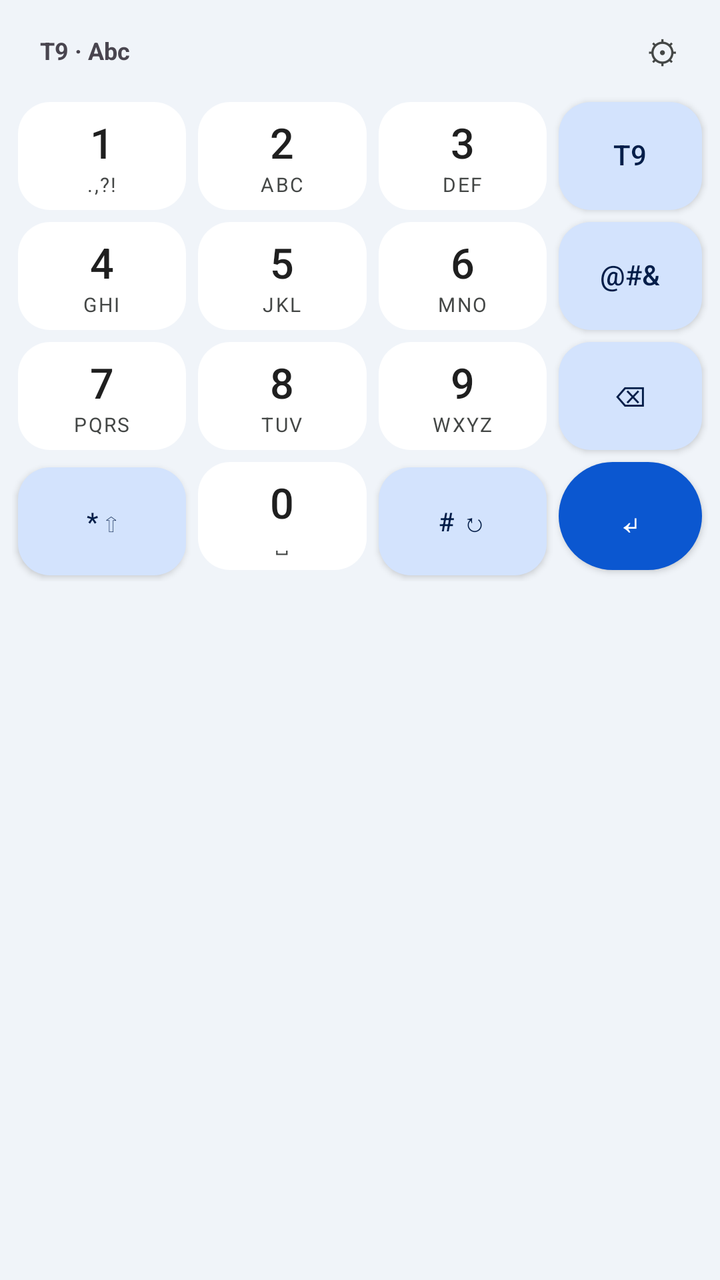
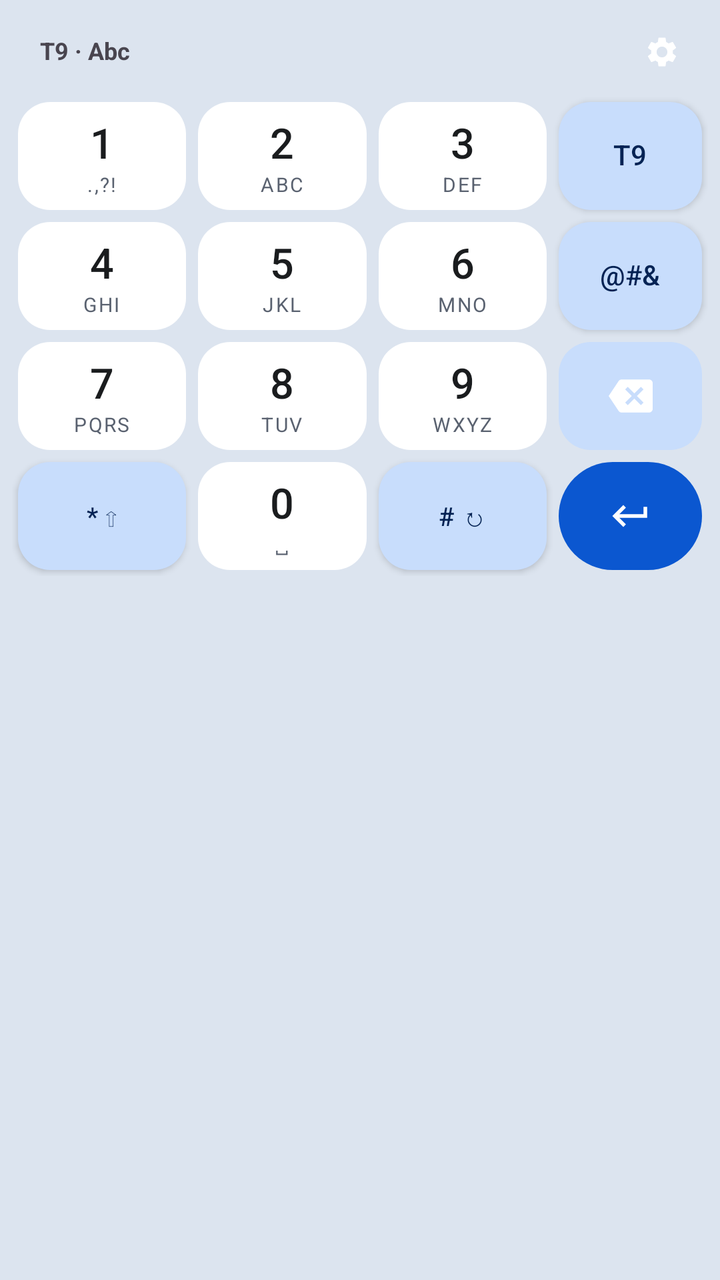

Screens rendered from an Android XML layout before and after an edit, with the pre-edit source and the edit as a unified diff.
<!-- AndroidManifest.xml: application theme Theme.Material3.DayNight.NoActionBar -->
<!-- res/layout/keyboard_t9_numpad.xml -->
<?xml version="1.0" encoding="utf-8"?>
<LinearLayout xmlns:android="http://schemas.android.com/apk/res/android"
    android:layout_width="match_parent"
    android:layout_height="wrap_content"
    android:background="@color/md_theme_surfaceContainer"
    android:orientation="vertical"
    android:paddingHorizontal="6dp"
    android:paddingTop="4dp"
    android:paddingBottom="10dp">

    
    <LinearLayout
        android:id="@+id/strip_bar"
        android:layout_width="match_parent"
        android:layout_height="44dp"
        android:gravity="center_vertical"
        android:paddingHorizontal="4dp"
        android:orientation="horizontal">

        <TextView
            android:id="@+id/case_badge"
            android:layout_width="wrap_content"
            android:layout_height="28dp"
            android:gravity="center"
            android:includeFontPadding="false"
            android:paddingHorizontal="10dp"
            android:text="T9 · Abc"
            android:textSize="12sp"
            android:textStyle="bold" />

        <HorizontalScrollView
            android:id="@+id/candidate_scroll"
            android:layout_width="0dp"
            android:layout_height="match_parent"
            android:layout_weight="1"
            android:scrollbars="none">

            <LinearLayout
                android:id="@+id/candidate_container"
                android:layout_width="wrap_content"
                android:layout_height="match_parent"
                android:gravity="center_vertical"
                android:orientation="horizontal"
                android:paddingHorizontal="6dp" />
        </HorizontalScrollView>

        <androidx.appcompat.widget.AppCompatButton
            android:id="@+id/btn_ime_settings"
            style="@style/NumpadStripButton"
            android:text="⚙" />
    </LinearLayout>

    
    <GridLayout
        android:id="@+id/numpad_grid"
        android:layout_width="match_parent"
        android:layout_height="wrap_content"
        android:columnCount="4"
        android:rowCount="4"
        android:useDefaultMargins="false">

        
        <LinearLayout android:id="@+id/key_1" style="@style/NumpadKey">
            <TextView style="@style/NumpadDigit" android:text="1" />
            <TextView style="@style/NumpadLetters" android:text=".,?!" />
        </LinearLayout>

        <LinearLayout android:id="@+id/key_2" style="@style/NumpadKey">
            <TextView style="@style/NumpadDigit" android:text="2" />
            <TextView style="@style/NumpadLetters" android:text="ABC" />
        </LinearLayout>

        <LinearLayout android:id="@+id/key_3" style="@style/NumpadKey">
            <TextView style="@style/NumpadDigit" android:text="3" />
            <TextView style="@style/NumpadLetters" android:text="DEF" />
        </LinearLayout>

        <androidx.appcompat.widget.AppCompatButton android:id="@+id/key_mode" style="@style/NumpadActionKey" android:text="T9" />

        
        <LinearLayout android:id="@+id/key_4" style="@style/NumpadKey">
            <TextView style="@style/NumpadDigit" android:text="4" />
            <TextView style="@style/NumpadLetters" android:text="GHI" />
        </LinearLayout>

        <LinearLayout android:id="@+id/key_5" style="@style/NumpadKey">
            <TextView style="@style/NumpadDigit" android:text="5" />
            <TextView style="@style/NumpadLetters" android:text="JKL" />
        </LinearLayout>

        <LinearLayout android:id="@+id/key_6" style="@style/NumpadKey">
            <TextView style="@style/NumpadDigit" android:text="6" />
            <TextView style="@style/NumpadLetters" android:text="MNO" />
        </LinearLayout>

        <androidx.appcompat.widget.AppCompatButton android:id="@+id/key_sym" style="@style/NumpadActionKey" android:text="@#&amp;" />

        
        <LinearLayout android:id="@+id/key_7" style="@style/NumpadKey">
            <TextView style="@style/NumpadDigit" android:text="7" />
            <TextView style="@style/NumpadLetters" android:text="PQRS" />
        </LinearLayout>

        <LinearLayout android:id="@+id/key_8" style="@style/NumpadKey">
            <TextView style="@style/NumpadDigit" android:text="8" />
            <TextView style="@style/NumpadLetters" android:text="TUV" />
        </LinearLayout>

        <LinearLayout android:id="@+id/key_9" style="@style/NumpadKey">
            <TextView style="@style/NumpadDigit" android:text="9" />
            <TextView style="@style/NumpadLetters" android:text="WXYZ" />
        </LinearLayout>

        <androidx.appcompat.widget.AppCompatButton android:id="@+id/key_backspace" style="@style/NumpadActionKey" android:text="⌫" />

        
        <androidx.appcompat.widget.AppCompatButton android:id="@+id/key_star" style="@style/NumpadSecondaryKey" android:text="* ⇧" />

        <LinearLayout android:id="@+id/key_0" style="@style/NumpadKey">
            <TextView style="@style/NumpadDigit" android:text="0" />
            <TextView style="@style/NumpadLetters" android:text="␣" />
        </LinearLayout>

        <androidx.appcompat.widget.AppCompatButton android:id="@+id/key_hash" style="@style/NumpadSecondaryKey" android:text="# ↻" />

        <androidx.appcompat.widget.AppCompatButton android:id="@+id/key_enter" style="@style/NumpadEnterKey" android:text="↵" />

    </GridLayout>

    
    <LinearLayout
        android:id="@+id/symbols_panel"
        android:layout_width="match_parent"
        android:layout_height="wrap_content"
        android:orientation="vertical"
        android:visibility="gone">

        <GridLayout
            android:id="@+id/symbols_grid"
            android:layout_width="match_parent"
            android:layout_height="wrap_content"
            android:columnCount="6" />

        <LinearLayout
            android:layout_width="match_parent"
            android:layout_height="wrap_content"
            android:layout_marginTop="4dp"
            android:orientation="horizontal">

            <androidx.appcompat.widget.AppCompatButton
                android:id="@+id/btn_sym_back"
                style="@style/NumpadActionKey"
                android:layout_width="0dp"
                android:layout_height="44dp"
                android:layout_weight="1"
                android:text="Back" />

            <androidx.appcompat.widget.AppCompatButton
                android:id="@+id/btn_sym_page"
                style="@style/NumpadSecondaryKey"
                android:layout_width="0dp"
                android:layout_height="44dp"
                android:layout_weight="1"
                android:text="Page 1/3" />

            <androidx.appcompat.widget.AppCompatButton
                android:id="@+id/btn_sym_space"
                style="@style/NumpadSecondaryKey"
                android:layout_width="0dp"
                android:layout_height="44dp"
                android:layout_weight="1"
                android:text="Space" />

            <androidx.appcompat.widget.AppCompatButton
                android:id="@+id/btn_sym_backspace"
                style="@style/NumpadActionKey"
                android:layout_width="0dp"
                android:layout_height="44dp"
                android:layout_weight="1"
                android:text="⌫" />
        </LinearLayout>
    </LinearLayout>
</LinearLayout>
<!-- resources referenced by this layout -->
<resources>
  <color name="md_theme_surfaceContainer">#F0F4F9</color>
  <style name="NumpadEnterKey" parent="NumpadActionKey">
          <item name="android:background">@drawable/bg_numpad_enter</item>
          <item name="android:backgroundTint">@null</item>
          <item name="android:textColor">@color/md_theme_onPrimary</item>
          <item name="android:textSize">20sp</item>
      </style>
  <style name="NumpadSecondaryKey" parent="NumpadActionKey">
          <item name="android:layout_columnWeight">1</item>
          <item name="android:textSize">13sp</item>
      </style>
  <style name="NumpadStripButton">
          <item name="android:layout_width">38dp</item>
          <item name="android:layout_height">38dp</item>
          <item name="android:minWidth">0dp</item>
          <item name="android:minHeight">0dp</item>
          <item name="android:padding">0dp</item>
          <item name="android:gravity">center</item>
          <item name="android:textAlignment">center</item>
          <item name="android:includeFontPadding">false</item>
          <item name="android:background">@android:color/transparent</item>
          <item name="android:textColor">@color/md_theme_onSurfaceVariant</item>
          <item name="android:textSize">16sp</item>
      </style>
  <color name="md_theme_onPrimaryContainer">#041E49</color>
  <color name="md_theme_onSurface">#1F1F1F</color>
  <color name="md_theme_onPrimary">#FFFFFF</color>
  <color name="md_theme_onSurfaceVariant">#444746</color>
  <color name="md_theme_actionSurface">#D3E3FD</color>
  <color name="md_theme_primary">#0B57D0</color>
  <color name="md_theme_keySurface">#FFFFFF</color>
  <!-- unchanged entries left out for length: 7 -->
</resources>

<!-- the commit's change to res/layout/keyboard_t9_numpad.xml (unified diff, before → after) -->
@@ -44,10 +44,11 @@
                 android:paddingHorizontal="6dp" />
         </HorizontalScrollView>
 
-        <androidx.appcompat.widget.AppCompatButton
+        <androidx.appcompat.widget.AppCompatImageButton
             android:id="@+id/btn_ime_settings"
-            style="@style/NumpadStripButton"
-            android:text="⚙" />
+            style="@style/NumpadStripImageButton"
+            android:contentDescription="IME Settings"
+            android:src="@drawable/ic_settings" />
     </LinearLayout>
 
     
@@ -111,7 +112,11 @@
             <TextView style="@style/NumpadLetters" android:text="WXYZ" />
         </LinearLayout>
 
-        <androidx.appcompat.widget.AppCompatButton android:id="@+id/key_backspace" style="@style/NumpadActionKey" android:text="⌫" />
+        <androidx.appcompat.widget.AppCompatImageButton
+            android:id="@+id/key_backspace"
+            style="@style/NumpadActionImageKey"
+            android:contentDescription="Backspace"
+            android:src="@drawable/ic_backspace" />
 
         
         <androidx.appcompat.widget.AppCompatButton android:id="@+id/key_star" style="@style/NumpadSecondaryKey" android:text="* ⇧" />
@@ -123,7 +128,11 @@
 
         <androidx.appcompat.widget.AppCompatButton android:id="@+id/key_hash" style="@style/NumpadSecondaryKey" android:text="# ↻" />
 
-        <androidx.appcompat.widget.AppCompatButton android:id="@+id/key_enter" style="@style/NumpadEnterKey" android:text="↵" />
+        <androidx.appcompat.widget.AppCompatImageButton
+            android:id="@+id/key_enter"
+            style="@style/NumpadEnterImageKey"
+            android:contentDescription="Enter"
+            android:src="@drawable/ic_enter_return" />
 
     </GridLayout>
 
@@ -139,19 +148,20 @@
             android:id="@+id/symbols_grid"
             android:layout_width="match_parent"
             android:layout_height="wrap_content"
-            android:columnCount="6" />
+            android:columnCount="6"
+            android:useDefaultMargins="false" />
 
         <LinearLayout
+            android:id="@+id/symbols_footer"
             android:layout_width="match_parent"
             android:layout_height="wrap_content"
-            android:layout_marginTop="4dp"
             android:orientation="horizontal">
 
             <androidx.appcompat.widget.AppCompatButton
                 android:id="@+id/btn_sym_back"
                 style="@style/NumpadActionKey"
                 android:layout_width="0dp"
-                android:layout_height="44dp"
+                android:layout_height="54dp"
                 android:layout_weight="1"
                 android:text="Back" />
 
@@ -159,7 +169,7 @@
                 android:id="@+id/btn_sym_page"
                 style="@style/NumpadSecondaryKey"
                 android:layout_width="0dp"
-                android:layout_height="44dp"
+                android:layout_height="54dp"
                 android:layout_weight="1"
                 android:text="Page 1/3" />
 
@@ -167,17 +177,18 @@
                 android:id="@+id/btn_sym_space"
                 style="@style/NumpadSecondaryKey"
                 android:layout_width="0dp"
-                android:layout_height="44dp"
+                android:layout_height="54dp"
                 android:layout_weight="1"
                 android:text="Space" />
 
-            <androidx.appcompat.widget.AppCompatButton
+            <androidx.appcompat.widget.AppCompatImageButton
                 android:id="@+id/btn_sym_backspace"
-                style="@style/NumpadActionKey"
+                style="@style/NumpadActionImageKey"
                 android:layout_width="0dp"
-                android:layout_height="44dp"
+                android:layout_height="54dp"
                 android:layout_weight="1"
-                android:text="⌫" />
+                android:contentDescription="Backspace"
+                android:src="@drawable/ic_backspace" />
         </LinearLayout>
     </LinearLayout>
 </LinearLayout>
<!-- resource entries referenced after the edit -->
@@ -1,34 +1,66 @@
 <!-- resources referenced by this layout -->
 <resources>
-  <color name="md_theme_surfaceContainer">#F0F4F9</color>
-  <style name="NumpadEnterKey" parent="NumpadActionKey">
+  <color name="md_theme_surfaceContainer">#DCE4EF</color>
+  <!-- drawable ic_backspace (drawable) -->
+  <?xml version="1.0" encoding="utf-8"?>
+  <vector xmlns:android="http://schemas.android.com/apk/res/android"
+      android:width="22dp"
+      android:height="22dp"
+      android:viewportWidth="24"
+      android:viewportHeight="24">
+      <path
+          android:fillColor="#FFFFFF"
+          android:pathData="M22,3H7c-0.69,0 -1.23,0.35 -1.59,0.88L0,12l5.41,8.11c0.36,0.53 0.9,0.89 1.59,0.89h15c1.1,0 2,-0.9 2,-2V5c0,-1.1 -0.9,-2 -2,-2zM19,15.59L17.59,17 14,13.41 10.41,17 9,15.59 12.59,12 9,8.41 10.41,7 14,10.59 17.59,7 19,8.41 15.41,12 19,15.59z" />
+  </vector>
+  <!-- drawable ic_enter_return (drawable) -->
+  <?xml version="1.0" encoding="utf-8"?>
+  <vector xmlns:android="http://schemas.android.com/apk/res/android"
+      android:width="22dp"
+      android:height="22dp"
+      android:viewportWidth="24"
+      android:viewportHeight="24">
+      <path
+          android:fillColor="#FFFFFF"
+          android:pathData="M19,7v4H5.83l3.58,-3.59L8,6l-6,6 6,6 1.41,-1.41L5.83,13H21V7z" />
+  </vector>
+  <!-- drawable ic_settings (drawable) -->
+  <?xml version="1.0" encoding="utf-8"?>
+  <vector xmlns:android="http://schemas.android.com/apk/res/android"
+      android:width="18dp"
+      android:height="18dp"
+      android:viewportWidth="24"
+      android:viewportHeight="24">
+      <path
+          android:fillColor="#FFFFFF"
+          android:pathData="M19.14,12.94c0.04,-0.3 0.06,-0.61 0.06,-0.94c0,-0.32 -0.02,-0.64 -0.07,-0.94l2.03,-1.58c0.18,-0.14 0.23,-0.41 0.12,-0.61l-1.92,-3.32c-0.12,-0.22 -0.37,-0.29 -0.59,-0.22l-2.39,0.96c-0.5,-0.38 -1.03,-0.7 -1.62,-0.94L14.4,2.81c-0.04,-0.24 -0.24,-0.41 -0.48,-0.41h-3.84c-0.24,0 -0.43,0.17 -0.47,0.41L9.25,5.35C8.66,5.59 8.12,5.92 7.63,6.29L5.24,5.33c-0.22,-0.08 -0.47,0 -0.59,0.22L2.74,8.87C2.62,9.08 2.66,9.34 2.86,9.48l2.03,1.58C4.84,11.36 4.8,11.69 4.8,12s0.02,0.64 0.07,0.94l-2.03,1.58c-0.18,0.14 -0.23,0.41 -0.12,0.61l1.92,3.32c0.12,0.22 0.37,0.29 0.59,0.22l2.39,-0.96c0.5,0.38 1.03,0.7 1.62,0.94l0.36,2.54c0.05,0.24 0.24,0.41 0.48,0.41h3.84c0.24,0 0.44,-0.17 0.47,-0.41l0.36,-2.54c0.59,-0.24 1.13,-0.56 1.62,-0.94l2.39,0.96c0.22,0.08 0.47,0 0.59,-0.22l1.92,-3.32c0.12,-0.22 0.07,-0.47 -0.12,-0.61L19.14,12.94zM12,15.6c-1.98,0 -3.6,-1.62 -3.6,-3.6s1.62,-3.6 3.6,-3.6s3.6,1.62 3.6,3.6S13.98,15.6 12,15.6z" />
+  </vector>
+  <style name="NumpadActionImageKey">
+          <item name="android:layout_width">0dp</item>
+          <item name="android:layout_height">54dp</item>
+          <item name="android:layout_columnWeight">0.85</item>
+          <item name="android:layout_margin">3dp</item>
+          <item name="android:padding">0dp</item>
+          <item name="android:scaleType">center</item>
+          <item name="android:background">@drawable/bg_numpad_action</item>
+      </style>
+  <style name="NumpadEnterImageKey" parent="NumpadActionImageKey">
           <item name="android:background">@drawable/bg_numpad_enter</item>
-          <item name="android:backgroundTint">@null</item>
-          <item name="android:textColor">@color/md_theme_onPrimary</item>
-          <item name="android:textSize">20sp</item>
       </style>
   <style name="NumpadSecondaryKey" parent="NumpadActionKey">
           <item name="android:layout_columnWeight">1</item>
           <item name="android:textSize">13sp</item>
       </style>
-  <style name="NumpadStripButton">
+  <style name="NumpadStripImageButton">
           <item name="android:layout_width">38dp</item>
           <item name="android:layout_height">38dp</item>
-          <item name="android:minWidth">0dp</item>
-          <item name="android:minHeight">0dp</item>
-          <item name="android:padding">0dp</item>
-          <item name="android:gravity">center</item>
-          <item name="android:textAlignment">center</item>
-          <item name="android:includeFontPadding">false</item>
+          <item name="android:padding">9dp</item>
+          <item name="android:scaleType">centerInside</item>
           <item name="android:background">@android:color/transparent</item>
-          <item name="android:textColor">@color/md_theme_onSurfaceVariant</item>
-          <item name="android:textSize">16sp</item>
       </style>
-  <color name="md_theme_onPrimaryContainer">#041E49</color>
-  <color name="md_theme_onSurface">#1F1F1F</color>
-  <color name="md_theme_onPrimary">#FFFFFF</color>
-  <color name="md_theme_onSurfaceVariant">#444746</color>
-  <color name="md_theme_actionSurface">#D3E3FD</color>
+  <color name="md_theme_onPrimaryContainer">#052354</color>
+  <color name="md_theme_onSurface">#1A1C1E</color>
+  <color name="md_theme_onSurfaceVariant">#5A6270</color>
+  <color name="md_theme_actionSurface">#C8DDFC</color>
   <color name="md_theme_primary">#0B57D0</color>
   <color name="md_theme_keySurface">#FFFFFF</color>
   <!-- unchanged entries left out for length: 7 -->
